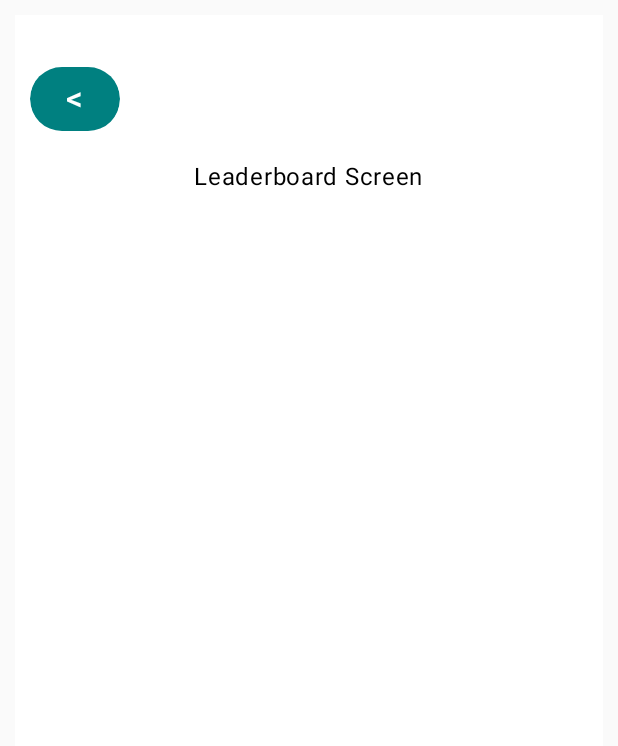
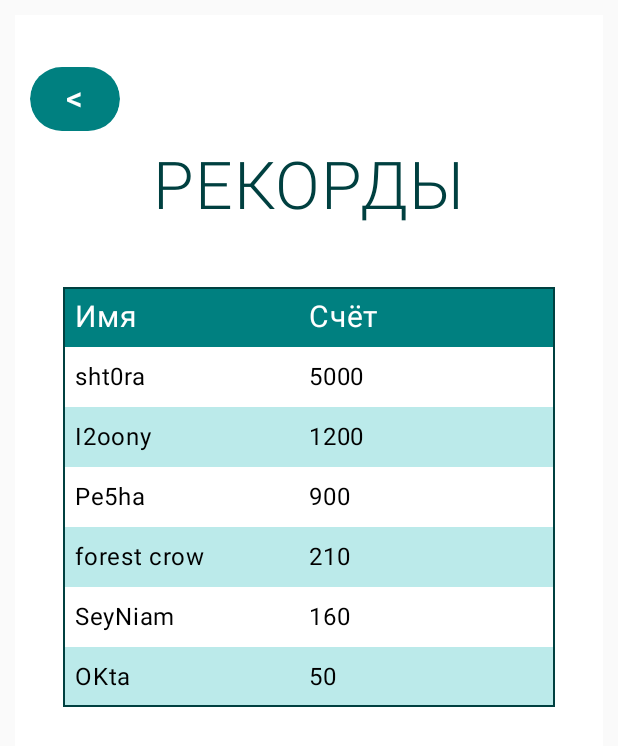
Before and after one commit to SeyNiam/Gorodki_diplom2, an Android app built with Jetpack Compose: the screen it shows after launch (MainActivity), after a tap on "Рекорды", on a phone screen of 412 x 824 dp. Shown: the top 746 px of the screen. Run offline under Robolectric (Android 15) with nearby library versions, the phone set to English and light mode, and no system bars.

Commit message:
Rules screen and start of the Leaderboard screen.

```diff
--- a/app/src/main/java/com/example/gorodki_diplom/MainActivity.kt
+++ b/app/src/main/java/com/example/gorodki_diplom/MainActivity.kt
@@ -4,7 +4,7 @@ package com.example.gorodki_diplom
 /*
 - change icon (res/drawable and/or mipmap?)
 res/values:
-    - add cool colours with names (no lame numbers)
+    + add cool colours with names (no lame numbers)
     - add text through strings
     - figure out what themes are
 - figure out all in res/xml folder
@@ -13,8 +13,8 @@ res/values:
 - i can add c++ tp module (file). look into it
 - fun stuff in tools
 
-- menu
-- game itself (at least 1 lvl)
++ menu
++ game itself (at least 1 lvl)
 - option to stop & quit & stuff
 - login, reg
 - account/profile page
@@ -47,6 +47,7 @@ import androidx.compose.ui.unit.sp
 import com.example.gorodki_diplom.ui.theme.Gorodki_diplomTheme
 
 import androidx.compose.foundation.Canvas
+import androidx.compose.foundation.border
 import androidx.compose.ui.geometry.Offset
 import kotlinx.coroutines.delay
 
@@ -58,6 +59,7 @@ import androidx.compose.ui.graphics.*
 import androidx.compose.foundation.gestures.detectDragGestures
 import androidx.compose.foundation.gestures.detectTapGestures
 import androidx.compose.foundation.layout.fillMaxSize
+import androidx.compose.foundation.lazy.LazyColumn
 import androidx.compose.ui.geometry.Size
 import androidx.compose.ui.input.pointer.pointerInput
 
@@ -72,10 +74,17 @@ import kotlin.math.max
 import kotlin.math.min
 import kotlin.math.sin
 
+// Text lines
+const val rulesText =
+    "Чтобы перемещать биту по горизонтали, нажмите на неё пальцем и тяните.\n\n" +
+            "Для того, чтобы бросить биту нажмите на экран.\n\n" +
+            "При попадании битой в городок -- он считается сбитым.\n\n" +
+            "Для прохождения уровня сбейте все городки!\n\n"
 
 // Colours
 const val darkCyan = 0xFF008080
 const val darkerCyan = 0xFF004040
+const val tableLightCyan = 0x4400b0b0
 
 
 // Reusable Title text
@@ -87,6 +96,18 @@ fun PrintTileText(text: String, modifier: Modifier = Modifier) {
             fontSize = 44.sp,
             fontWeight = FontWeight.Light,
             color = Color(darkerCyan)
+    )
+}
+
+// Reusable Any text
+@Composable
+fun PrintAnyText(text: String, modifier: Modifier = Modifier) {
+    Text(
+        text = text,
+        modifier = modifier,
+        fontSize = 28.sp,
+        fontWeight = FontWeight.Light,
+        color = Color(darkerCyan)
     )
 }
 
@@ -181,6 +202,7 @@ enum class Screen {
     Menu, Profile, Settings, CGame, Leaderboard, Rules
 }
 
+//@Preview(widthDp = 400, heightDp = 800, showBackground = true)
 @Composable
 fun MenuScreen() {
     var currentScreen by remember { mutableStateOf(Screen.Menu) }
@@ -241,6 +263,40 @@ fun HomeScreen(onProfileClick: () -> Unit, onSettingsClick: () -> Unit, onCGameC
         }
     }
 }
+
+
+
+
+// todo: ATM -- ProfileScreen
+@Preview(widthDp = 400, heightDp = 800, showBackground = true)
+@Composable
+fun TestScreen(){
+    Box(modifier = Modifier
+        .padding(32.dp, 0.dp, 32.dp, 32.dp)
+    ){
+        Column {
+            Box(modifier = Modifier
+                .fillMaxHeight(0.1f)
+                .fillMaxWidth()
+            ){
+                PrintTileText(text = "ПРОФИЛЬ", Modifier.align(Alignment.Center))
+            }
+            Box(modifier = Modifier
+                .fillMaxSize()
+                .padding(0.dp, 32.dp, 0.dp, 0.dp)
+            ){
+
+            }
+        }
+    }
+
+
+}
+
+
+
+
+
 
 
 
@@ -355,7 +411,62 @@ fun LBScreen(onScreenChange: () -> Unit) {
             ){
                 CustomCircleButton(text = "<", onClick = onScreenChange)
             }
-            Text("Leaderboard Screen", modifier = Modifier.padding(16.dp))
+            Box(modifier = Modifier
+                .padding(32.dp, 0.dp, 32.dp, 32.dp)
+            ){
+                Column {
+                    Box(modifier = Modifier
+                        .fillMaxHeight(0.1f)
+                        .fillMaxWidth()
+                    ){
+                        PrintTileText(text = "РЕКОРДЫ", Modifier.align(Alignment.Center))
+                    }
+                    Box(modifier = Modifier
+                        .fillMaxSize()
+                        .padding(0.dp, 32.dp, 0.dp, 0.dp)
+                    ){
+
+                        // todo: List from DB
+                        /*
+                        fun TestScreen(names: List<String>, scores: List<Int>) {
+
+                        TestScreen(names = names, scores = scores)
+                        */
+                        val names = listOf("sht0ra", "I2oony", "Pe5ha", "forest crow", "SeyNiam", "OKta")
+                        val scores = listOf(5000, 1200, 900, 210, 160, 50)
+
+                        // Table
+                        LazyColumn(
+                            modifier = Modifier.border(1.dp, Color(darkerCyan))
+                        ) {
+                            item {
+                                Row(
+                                    modifier = Modifier
+                                        .fillMaxWidth()
+                                        .background(Color(darkCyan))
+                                        .padding(8.dp)
+                                ) {
+                                    Text(text = "Имя", modifier = Modifier.weight(1f), color = Color.White, fontSize = 20.sp)
+                                    Text(text = "Счёт", modifier = Modifier.weight(1f), color = Color.White, fontSize = 20.sp)
+                                }
+                            }
+                            items(names.size) { index ->
+                                val backgroundColor = if (index % 2 == 0) Color.White else Color(tableLightCyan)
+                                Row(
+                                    modifier = Modifier
+                                        .fillMaxWidth()
+                                        .background(backgroundColor)
+                                        .padding(8.dp)
+                                ) {
+                                    Text(text = names[index], modifier = Modifier.weight(1f))
+                                    Text(text = scores[index].toString(), modifier = Modifier.weight(1f))
+                                }
+                            }
+                        }
+                    }
+                }
+            }
+
         }
     }
 }
@@ -384,7 +495,24 @@ fun RulesScreen(onScreenChange: () -> Unit) {
             ){
                 CustomCircleButton(text = "<", onClick = onScreenChange)
             }
-            Text("Rules Screen", modifier = Modifier.padding(16.dp))
+            Box(modifier = Modifier
+                .padding(32.dp, 0.dp, 32.dp, 32.dp)
+            ){
+                Column {
+                    Box(modifier = Modifier
+                        .fillMaxHeight(0.1f)
+                        .fillMaxWidth()
+                    ){
+                        PrintTileText(text = "ПРАВИЛА", Modifier.align(Alignment.Center))
+                    }
+                    Box(modifier = Modifier
+                        .fillMaxSize()
+                        .padding(0.dp, 32.dp, 0.dp, 0.dp)
+                    ){
+                        PrintAnyText(text = rulesText)
+                    }
+                }
+            }
         }
     }
 }
@@ -448,7 +576,7 @@ fun Offset.rotate(angle: Float): Offset {
 }
 
 
-@Preview(widthDp = 400, heightDp = 800, showBackground = true)
+//@Preview(widthDp = 400, heightDp = 800, showBackground = true)
 @Composable
 fun TestNCGameScreen() {
     var angle by remember { mutableFloatStateOf(0f) }
@@ -540,7 +668,7 @@ fun TestNCGameScreen() {
             .pointerInput(Unit) {
                 detectDragGestures { change, dragAmount ->
                     change.consume()
-                    if(isDragging){
+                    if (isDragging) {
                         offset += Offset(x = dragAmount.x, y = 0f) // todo: dragAmount.y to y=0f
                     }
                 }
```
